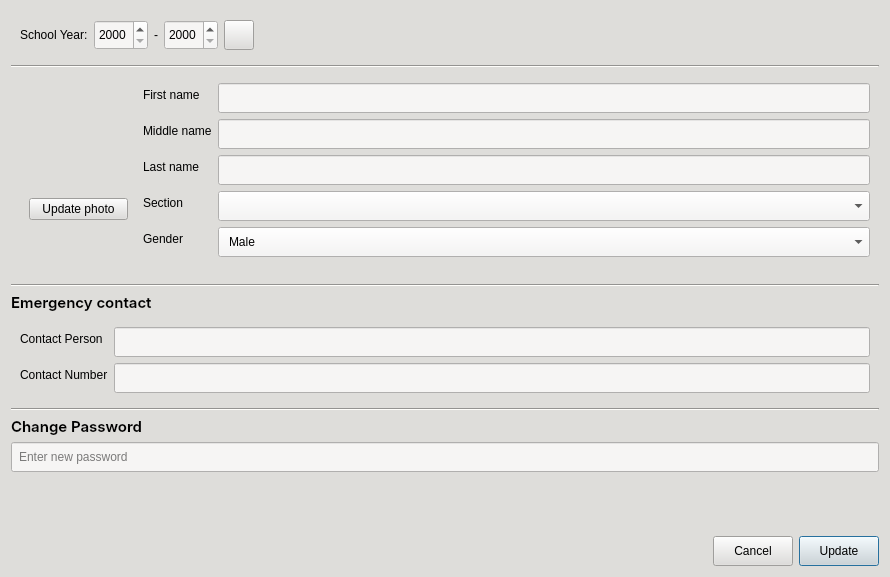
Before: the Qt Designer form CAI_PyQt/CAI_Admin/UI/FormEditStudent.ui in CPG19040/CPG19040, drawn with Qt 5.
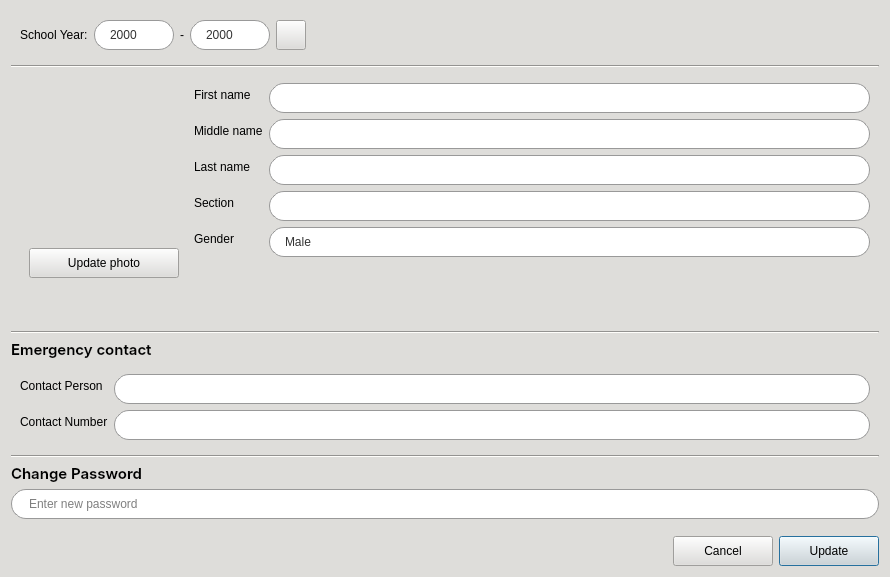
After: the same form once the commit is applied. Icons and pictures are not drawn.

What changed in the file:
```diff
--- a/CAI_PyQt/CAI_Admin/UI/FormEditStudent.ui
+++ b/CAI_PyQt/CAI_Admin/UI/FormEditStudent.ui
@@ -26,7 +26,141 @@
    <string>Student Information Editor</string>
   </property>
   <property name="styleSheet">
-   <string notr="true">background-color: rgb(222, 221, 218); color: rgb(0, 0, 0);</string>
+   <string notr="true">* {
+	background-color: rgb(222, 221, 218); 
+	color: black;
+}
+
+*[class=&quot;button-normal&quot;] {
+	font: 10pt &quot;Inter&quot;;
+	background-color: #e7e7e7;
+	color: black;
+	border-radius: 15px;
+	border: 1px solid rgb(154, 153, 150);
+}
+
+*[class=&quot;button-normal&quot;]:hover {
+	background-color: white;
+}
+
+*[class=&quot;button-normal&quot;]:disabled {
+    background-color: #bdc3c7;
+    color: #7f8c8d;
+    border: 1px solid #95a5a6;
+}
+
+QLineEdit {
+	background-color: rgb(255, 255, 255); 
+	border-radius: 15px;
+	border: 1px solid #999;
+	padding: 0px 15px;
+}
+
+QComboBox {
+    border: 1px solid #999;
+    border-radius: 15px; /* Fully rounded pills */
+    padding: 0px 15px 0px;
+    background-color: #ffffff;
+    color: #333333;
+    font: 10pt &quot;Inter Medium&quot;; /* Consolidated font settings */
+    selection-background-color: #7eb4d7;
+}
+
+QComboBox:focus, QLineEdit:focus {
+    border: 1px solid #007BFF;
+}
+
+QComboBox:hover, QLineEdit:hover {
+    border: 1px solid #3498db;
+}
+
+QComboBox::drop-down {
+    subcontrol-origin: padding;
+    subcontrol-position: top right;
+    width: 30px;
+    border-left-width: 0px;
+    /* Match the 15px border-radius of the main control */
+    border-top-right-radius: 15px;
+    border-bottom-right-radius: 15px;
+}
+
+QComboBox::down-arrow {
+    image: url(:/Images/Images/caret-down.png);
+    border: none;
+    width: 8px;
+    height: 8px;
+}
+
+QComboBox QAbstractItemView {
+    background-color: white !important;
+    border: 1px solid #999;
+    selection-background-color: #7eb4d7;
+    selection-color: #ffffff;
+    outline: 0; /* Removes the ugly dotted focus border */
+}
+
+QComboBox QAbstractItemView::item {
+    padding: 0px 15px;
+    border-radius: 4px;
+    color: #333333;
+}
+
+/* Hover state for items inside the dropdown */
+QComboBox QAbstractItemView::item:hover {
+    background-color: #7eb4d7;
+    color: #ffffff;
+}
+
+QSpinBox {
+	font: 10pt &quot;Inter Medium&quot;;
+    height: 30px;
+    border: 1px solid #999;
+    border-radius: 15px;
+    padding: 0px 5px 0px;
+    background-color: #ffffff;
+    color: #333333;
+    selection-background-color: #7eb4d7;
+}
+
+QSpinBox:focus {
+    border: 1px solid #007BFF;
+}
+
+QSpinBox:hover {
+    border: 1px solid #3498db;
+}
+
+QSpinBox::up-button {
+    subcontrol-origin: border;
+    subcontrol-position: top right;
+    width: 8px;
+    height: 8px;
+    border-top-right-radius: 15px;
+    padding: 6px 10px 6px 2px;
+	color: rgb(119, 118, 123);
+}
+
+QSpinBox::down-button {
+    subcontrol-origin: border;
+    subcontrol-position: bottom right;
+    width: 8px;
+    height: 8px;
+    border-bottom-right-radius: 15px;
+    padding: 6px 10px 6px 2px;
+	color: rgb(119, 118, 123);
+}
+
+QSpinBox::up-arrow {
+    image: url(:/Images/Images/caret-up.png);
+    width: 8px;
+    height: 8px;
+}
+
+QSpinBox::down-arrow {
+    image: url(:/Images/Images/caret-down.png);
+    width: 8px;
+    height: 8px;
+}</string>
   </property>
   <layout class="QVBoxLayout" name="verticalLayout">
    <item>
@@ -43,12 +177,21 @@
        <widget class="QSpinBox" name="spinBox_SY1">
         <property name="minimumSize">
          <size>
-          <width>0</width>
+          <width>80</width>
+          <height>30</height>
+         </size>
+        </property>
+        <property name="maximumSize">
+         <size>
+          <width>80</width>
           <height>30</height>
          </size>
         </property>
         <property name="styleSheet">
-         <string notr="true">background-color: rgb(246, 245, 244);</string>
+         <string notr="true"/>
+        </property>
+        <property name="alignment">
+         <set>Qt::AlignCenter</set>
         </property>
         <property name="minimum">
          <number>2000</number>
@@ -69,12 +212,21 @@
        <widget class="QSpinBox" name="spinBox_SY2">
         <property name="minimumSize">
          <size>
-          <width>0</width>
+          <width>80</width>
+          <height>30</height>
+         </size>
+        </property>
+        <property name="maximumSize">
+         <size>
+          <width>80</width>
           <height>30</height>
          </size>
         </property>
         <property name="styleSheet">
-         <string notr="true">background-color: rgb(246, 245, 244);</string>
+         <string notr="true"/>
+        </property>
+        <property name="alignment">
+         <set>Qt::AlignCenter</set>
         </property>
         <property name="minimum">
          <number>2000</number>
@@ -145,7 +297,7 @@
    <item>
     <widget class="QWidget" name="widget_2" native="true">
      <property name="styleSheet">
-      <string notr="true">QComboBox, QLineEdit { padding: 0px 5px 0px; }</string>
+      <string notr="true"/>
      </property>
      <layout class="QFormLayout" name="formLayout_2">
       <item row="1" column="0">
@@ -155,14 +307,14 @@
           <widget class="QLabel" name="label_profile_pic">
            <property name="minimumSize">
             <size>
-             <width>99</width>
-             <height>100</height>
+             <width>150</width>
+             <height>150</height>
             </size>
            </property>
            <property name="maximumSize">
             <size>
-             <width>100</width>
-             <height>100</height>
+             <width>150</width>
+             <height>150</height>
             </size>
            </property>
            <property name="text">
@@ -181,6 +333,21 @@
          </item>
          <item row="1" column="0">
           <widget class="QPushButton" name="btnUploadPhoto">
+           <property name="minimumSize">
+            <size>
+             <width>100</width>
+             <height>30</height>
+            </size>
+           </property>
+           <property name="maximumSize">
+            <size>
+             <width>16777215</width>
+             <height>30</height>
+            </size>
+           </property>
+           <property name="cursor">
+            <cursorShape>PointingHandCursor</cursorShape>
+           </property>
            <property name="text">
             <string>Update photo</string>
            </property>
@@ -238,8 +405,14 @@
              <height>30</height>
             </size>
            </property>
+           <property name="maximumSize">
+            <size>
+             <width>16777215</width>
+             <height>30</height>
+            </size>
+           </property>
            <property name="styleSheet">
-            <string notr="true">background-color: rgb(246, 245, 244); padding: 0px 10px 0px;</string>
+            <string notr="true"/>
            </property>
           </widget>
          </item>
@@ -258,8 +431,14 @@
              <height>30</height>
             </size>
            </property>
+           <property name="maximumSize">
+            <size>
+             <width>16777215</width>
+             <height>30</height>
+            </size>
+           </property>
            <property name="styleSheet">
-            <string notr="true">background-color: rgb(246, 245, 244); padding: 0px 10px 0px;</string>
+            <string notr="true"/>
            </property>
           </widget>
          </item>
@@ -278,8 +457,14 @@
              <height>30</height>
             </size>
            </property>
+           <property name="maximumSize">
+            <size>
+             <width>16777215</width>
+             <height>30</height>
+            </size>
+           </property>
            <property name="styleSheet">
-            <string notr="true">background-color: rgb(246, 245, 244); padding: 0px 10px 0px;</string>
+            <string notr="true"/>
            </property>
           </widget>
          </item>
@@ -298,8 +483,14 @@
              <height>30</height>
             </size>
            </property>
+           <property name="maximumSize">
+            <size>
+             <width>16777215</width>
+             <height>30</height>
+            </size>
+           </property>
            <property name="styleSheet">
-            <string notr="true">background-color: rgb(246, 245, 244); padding: 0px 10px 0px;</string>
+            <string notr="true"/>
            </property>
            <property name="editable">
             <bool>false</bool>
@@ -321,8 +512,14 @@
              <height>30</height>
             </size>
            </property>
+           <property name="maximumSize">
+            <size>
+             <width>16777215</width>
+             <height>30</height>
+            </size>
+           </property>
            <property name="styleSheet">
-            <string notr="true">background-color: rgb(246, 245, 244); padding: 0px 10px 0px;</string>
+            <string notr="true"/>
            </property>
            <property name="editable">
             <bool>false</bool>
@@ -373,7 +570,7 @@
       <bool>true</bool>
      </property>
      <property name="styleSheet">
-      <string notr="true">QLineEdit { padding: 0px 5px 0px; }</string>
+      <string notr="true"/>
      </property>
      <layout class="QFormLayout" name="formLayout_3">
       <item row="1" column="1">
@@ -384,8 +581,14 @@
           <height>30</height>
          </size>
         </property>
+        <property name="maximumSize">
+         <size>
+          <width>16777215</width>
+          <height>30</height>
+         </size>
+        </property>
         <property name="styleSheet">
-         <string notr="true">background-color: rgb(246, 245, 244); padding: 0px 10px 0px;</string>
+         <string notr="true"/>
         </property>
        </widget>
       </item>
@@ -404,8 +607,14 @@
           <height>30</height>
          </size>
         </property>
+        <property name="maximumSize">
+         <size>
+          <width>16777215</width>
+          <height>30</height>
+         </size>
+        </property>
         <property name="styleSheet">
-         <string notr="true">background-color: rgb(246, 245, 244); padding: 0px 10px 0px;</string>
+         <string notr="true"/>
         </property>
        </widget>
       </item>
@@ -449,8 +658,17 @@
        <height>30</height>
       </size>
      </property>
+     <property name="maximumSize">
+      <size>
+       <width>16777215</width>
+       <height>30</height>
+      </size>
+     </property>
      <property name="styleSheet">
-      <string notr="true">background-color: rgb(246, 245, 244); padding: 0px 5px 0px;</string>
+      <string notr="true"/>
+     </property>
+     <property name="echoMode">
+      <enum>QLineEdit::PasswordEchoOnEdit</enum>
      </property>
      <property name="placeholderText">
       <string>Enter new password</string>
@@ -489,10 +707,19 @@
       <widget class="QPushButton" name="btnCancel">
        <property name="minimumSize">
         <size>
-         <width>0</width>
+         <width>100</width>
          <height>30</height>
         </size>
        </property>
+       <property name="maximumSize">
+        <size>
+         <width>100</width>
+         <height>30</height>
+        </size>
+       </property>
+       <property name="cursor">
+        <cursorShape>PointingHandCursor</cursorShape>
+       </property>
        <property name="text">
         <string>Cancel</string>
        </property>
@@ -502,10 +729,19 @@
       <widget class="QPushButton" name="btnUpdate">
        <property name="minimumSize">
         <size>
-         <width>0</width>
+         <width>100</width>
          <height>30</height>
         </size>
        </property>
+       <property name="maximumSize">
+        <size>
+         <width>100</width>
+         <height>30</height>
+        </size>
+       </property>
+       <property name="cursor">
+        <cursorShape>PointingHandCursor</cursorShape>
+       </property>
        <property name="text">
         <string>Update</string>
        </property>
```
Left out of the diff: 15 changed lines with no effect on the pictures.
